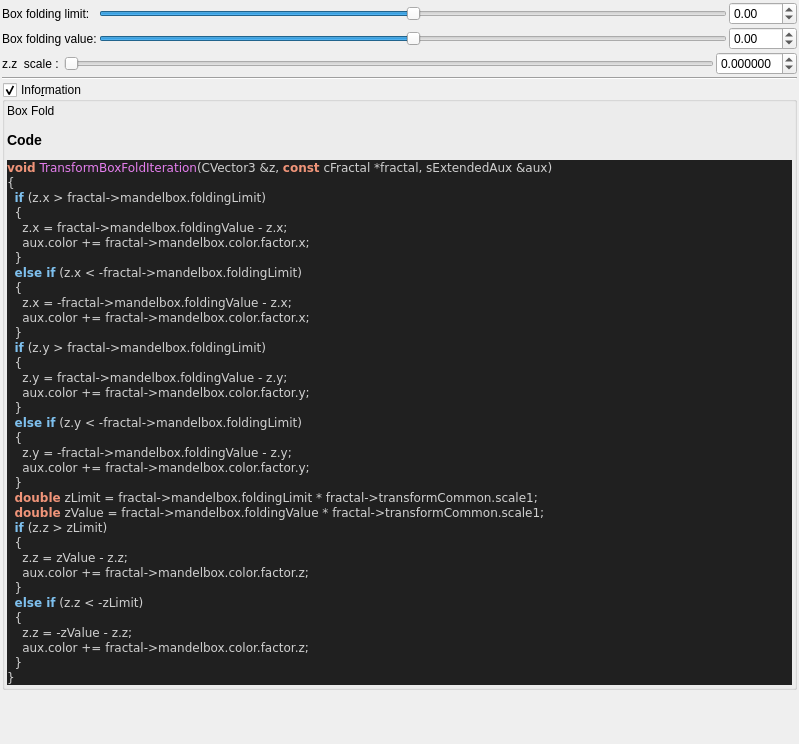
The window that mandelbulber2/qt_data/fractal_transf_box_fold.ui (buddhi1980/mandelbulber2) describes before a commit, drawn with Qt 5.
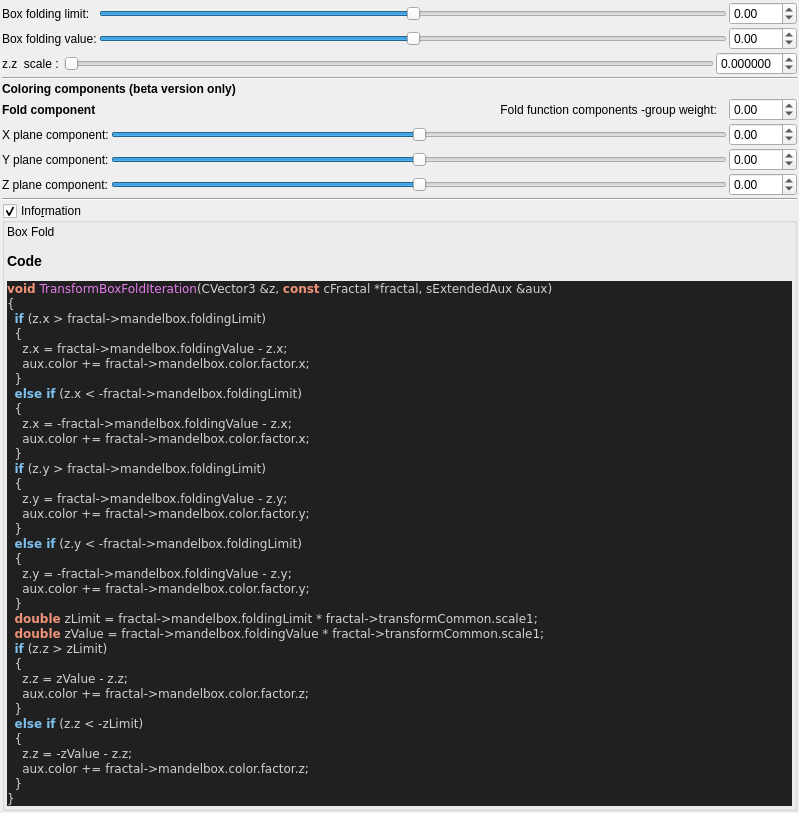
The same window after the commit. Custom widgets are drawn as their Qt base class.

Commit message:
TransfBox Fold & Transf Spherical color controls added
Mbox Menger remove empty frame

```diff
--- a/mandelbulber2/qt_data/fractal_transf_box_fold.ui
+++ b/mandelbulber2/qt_data/fractal_transf_box_fold.ui
@@ -7,7 +7,7 @@
     <x>0</x>
     <y>0</y>
     <width>799</width>
-    <height>744</height>
+    <height>789</height>
    </rect>
   </property>
   <property name="windowTitle">
@@ -218,6 +218,261 @@
      </property>
     </widget>
    </item>
+   <item>
+    <layout class="QGridLayout" name="gridLayout_11">
+     <property name="spacing">
+      <number>2</number>
+     </property>
+     <item row="6" column="0" colspan="3">
+      <widget class="Line" name="line_9">
+       <property name="orientation">
+        <enum>Qt::Horizontal</enum>
+       </property>
+      </widget>
+     </item>
+     <item row="2" column="0">
+      <widget class="QLabel" name="label_58">
+       <property name="font">
+        <font>
+         <weight>75</weight>
+         <bold>true</bold>
+        </font>
+       </property>
+       <property name="text">
+        <string>Fold component</string>
+       </property>
+      </widget>
+     </item>
+     <item row="3" column="0">
+      <widget class="QLabel" name="label_25">
+       <property name="text">
+        <string>X plane component:</string>
+       </property>
+      </widget>
+     </item>
+     <item row="5" column="1">
+      <widget class="QSlider" name="slider3_mandelbox_color_z">
+       <property name="sizePolicy">
+        <sizepolicy hsizetype="Expanding" vsizetype="Maximum">
+         <horstretch>0</horstretch>
+         <verstretch>0</verstretch>
+        </sizepolicy>
+       </property>
+       <property name="minimum">
+        <number>-500</number>
+       </property>
+       <property name="maximum">
+        <number>500</number>
+       </property>
+       <property name="singleStep">
+        <number>1</number>
+       </property>
+       <property name="orientation">
+        <enum>Qt::Horizontal</enum>
+       </property>
+      </widget>
+     </item>
+     <item row="2" column="1">
+      <widget class="QLabel" name="label_57">
+       <property name="font">
+        <font>
+         <weight>50</weight>
+         <bold>false</bold>
+        </font>
+       </property>
+       <property name="text">
+        <string>Fold function components -group weight:   </string>
+       </property>
+       <property name="alignment">
+        <set>Qt::AlignRight|Qt::AlignTrailing|Qt::AlignVCenter</set>
+       </property>
+      </widget>
+     </item>
+     <item row="3" column="1">
+      <widget class="QSlider" name="slider3_mandelbox_color_x">
+       <property name="sizePolicy">
+        <sizepolicy hsizetype="Expanding" vsizetype="Maximum">
+         <horstretch>0</horstretch>
+         <verstretch>0</verstretch>
+        </sizepolicy>
+       </property>
+       <property name="minimum">
+        <number>-500</number>
+       </property>
+       <property name="maximum">
+        <number>500</number>
+       </property>
+       <property name="singleStep">
+        <number>1</number>
+       </property>
+       <property name="orientation">
+        <enum>Qt::Horizontal</enum>
+       </property>
+      </widget>
+     </item>
+     <item row="5" column="2">
+      <widget class="MyDoubleSpinBox" name="spinbox3_mandelbox_color_z">
+       <property name="sizePolicy">
+        <sizepolicy hsizetype="Minimum" vsizetype="Maximum">
+         <horstretch>0</horstretch>
+         <verstretch>0</verstretch>
+        </sizepolicy>
+       </property>
+       <property name="prefix">
+        <string/>
+       </property>
+       <property name="suffix">
+        <string/>
+       </property>
+       <property name="decimals">
+        <number>2</number>
+       </property>
+       <property name="minimum">
+        <double>-100.000000000000000</double>
+       </property>
+       <property name="maximum">
+        <double>100.000000000000000</double>
+       </property>
+       <property name="singleStep">
+        <double>0.100000000000000</double>
+       </property>
+      </widget>
+     </item>
+     <item row="4" column="0">
+      <widget class="QLabel" name="label_26">
+       <property name="text">
+        <string>Y plane component:</string>
+       </property>
+      </widget>
+     </item>
+     <item row="4" column="1">
+      <widget class="QSlider" name="slider3_mandelbox_color_y">
+       <property name="sizePolicy">
+        <sizepolicy hsizetype="Expanding" vsizetype="Maximum">
+         <horstretch>0</horstretch>
+         <verstretch>0</verstretch>
+        </sizepolicy>
+       </property>
+       <property name="minimum">
+        <number>-500</number>
+       </property>
+       <property name="maximum">
+        <number>500</number>
+       </property>
+       <property name="singleStep">
+        <number>1</number>
+       </property>
+       <property name="orientation">
+        <enum>Qt::Horizontal</enum>
+       </property>
+      </widget>
+     </item>
+     <item row="3" column="2">
+      <widget class="MyDoubleSpinBox" name="spinbox3_mandelbox_color_x">
+       <property name="sizePolicy">
+        <sizepolicy hsizetype="Minimum" vsizetype="Maximum">
+         <horstretch>0</horstretch>
+         <verstretch>0</verstretch>
+        </sizepolicy>
+       </property>
+       <property name="prefix">
+        <string/>
+       </property>
+       <property name="suffix">
+        <string/>
+       </property>
+       <property name="decimals">
+        <number>2</number>
+       </property>
+       <property name="minimum">
+        <double>-100.000000000000000</double>
+       </property>
+       <property name="maximum">
+        <double>100.000000000000000</double>
+       </property>
+       <property name="singleStep">
+        <double>0.100000000000000</double>
+       </property>
+      </widget>
+     </item>
+     <item row="5" column="0">
+      <widget class="QLabel" name="label_27">
+       <property name="text">
+        <string>Z plane component:</string>
+       </property>
+      </widget>
+     </item>
+     <item row="2" column="2">
+      <widget class="MyDoubleSpinBox" name="spinbox_fold_color_comp_fold_0">
+       <property name="sizePolicy">
+        <sizepolicy hsizetype="Minimum" vsizetype="Maximum">
+         <horstretch>0</horstretch>
+         <verstretch>0</verstretch>
+        </sizepolicy>
+       </property>
+       <property name="prefix">
+        <string/>
+       </property>
+       <property name="suffix">
+        <string/>
+       </property>
+       <property name="decimals">
+        <number>2</number>
+       </property>
+       <property name="minimum">
+        <double>-100.000000000000000</double>
+       </property>
+       <property name="maximum">
+        <double>100.000000000000000</double>
+       </property>
+       <property name="singleStep">
+        <double>0.100000000000000</double>
+       </property>
+      </widget>
+     </item>
+     <item row="4" column="2">
+      <widget class="MyDoubleSpinBox" name="spinbox3_mandelbox_color_y">
+       <property name="sizePolicy">
+        <sizepolicy hsizetype="Minimum" vsizetype="Maximum">
+         <horstretch>0</horstretch>
+         <verstretch>0</verstretch>
+        </sizepolicy>
+       </property>
+       <property name="prefix">
+        <string/>
+       </property>
+       <property name="suffix">
+        <string/>
+       </property>
+       <property name="decimals">
+        <number>2</number>
+       </property>
+       <property name="minimum">
+        <double>-100.000000000000000</double>
+       </property>
+       <property name="maximum">
+        <double>100.000000000000000</double>
+       </property>
+       <property name="singleStep">
+        <double>0.100000000000000</double>
+       </property>
+      </widget>
+     </item>
+     <item row="0" column="0" colspan="2">
+      <widget class="QLabel" name="label_69">
+       <property name="font">
+        <font>
+         <weight>75</weight>
+         <bold>true</bold>
+        </font>
+       </property>
+       <property name="text">
+        <string>Coloring components (beta version only)</string>
+       </property>
+      </widget>
+     </item>
+    </layout>
+   </item>
    <item>
     <widget class="MyGroupBox" name="groupCheck_info">
      <property name="title">
```
Left out of the diff: 14 changed lines with no effect on the pictures. The commit also changes 6 other files.
